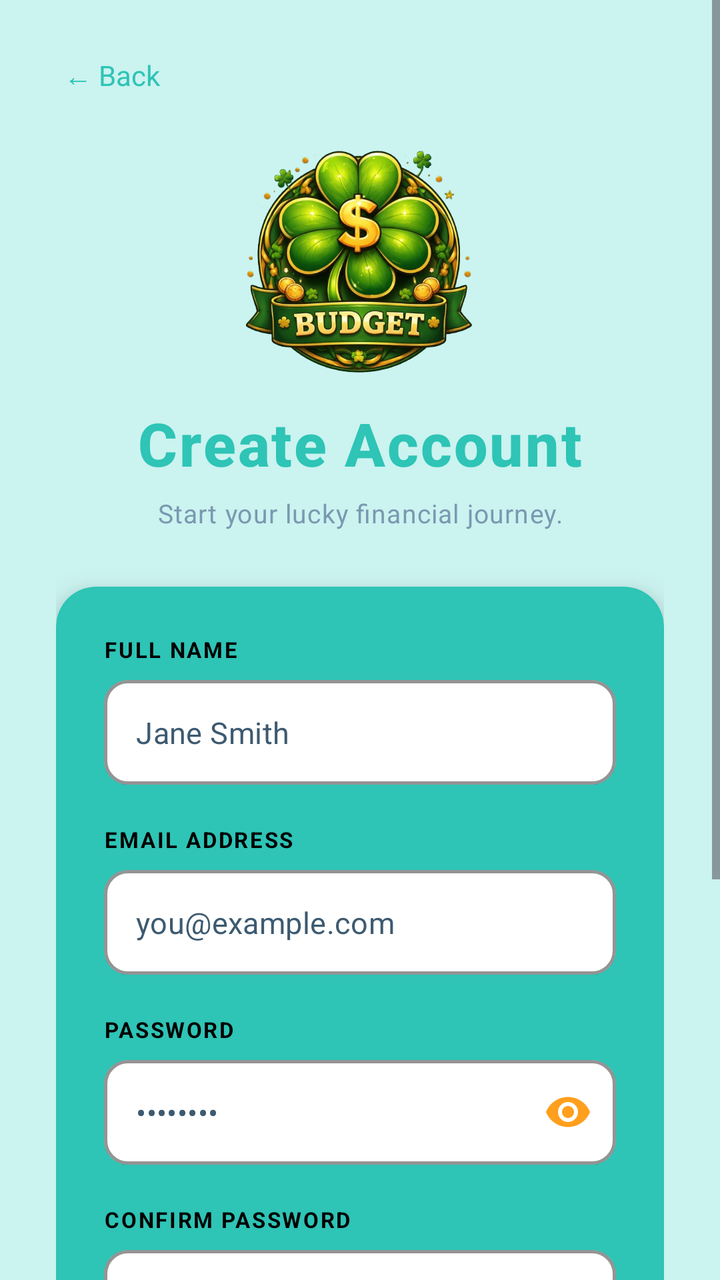
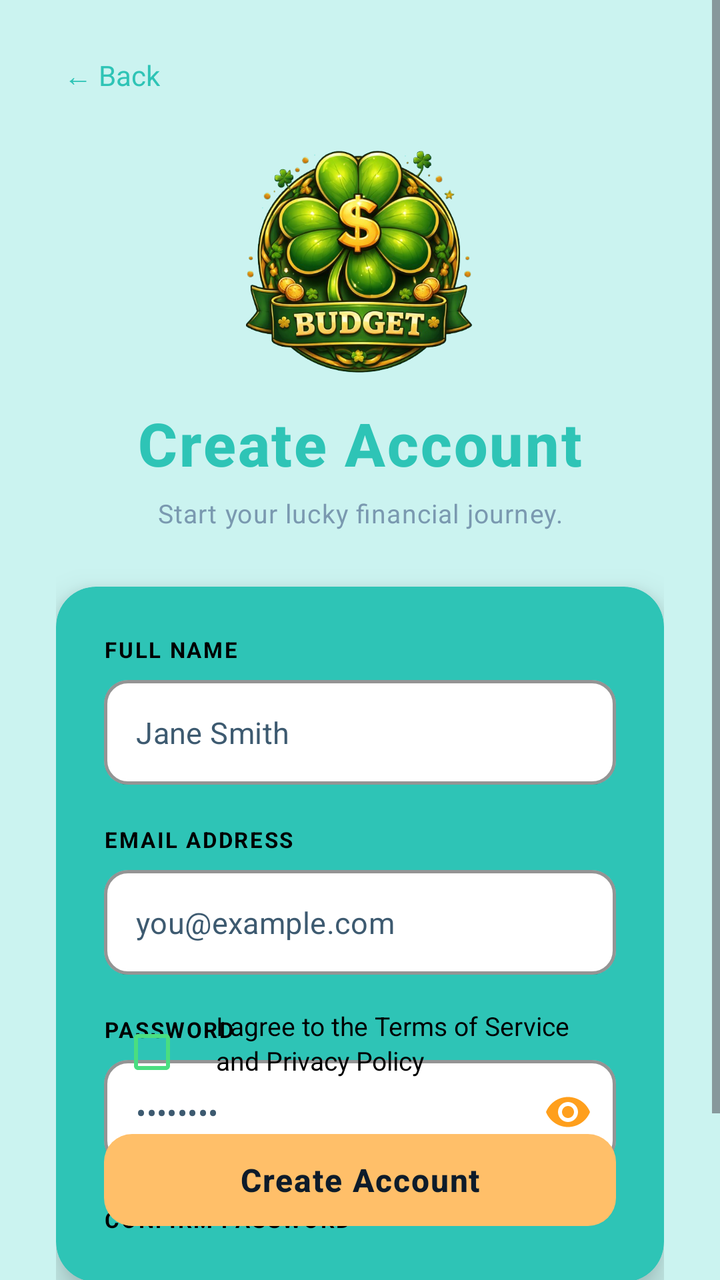

Before-and-after screenshots of an Android layout around one commit, followed by the original layout XML and the change that was made.
<!-- AndroidManifest.xml: application theme Theme.Pulserds_PROG7313 -->
<!-- res/layout/activity_create_acc.xml -->
<?xml version="1.0" encoding="utf-8"?>
<ScrollView xmlns:android="http://schemas.android.com/apk/res/android"
    xmlns:app="http://schemas.android.com/apk/res-auto"
    xmlns:tools="http://schemas.android.com/tools"
    android:layout_width="match_parent"
    android:layout_height="match_parent"
    android:background="@color/backgroundGreen"
    android:fillViewport="true"
    tools:context=".ui.CreateAccActivity">

    <androidx.constraintlayout.widget.ConstraintLayout
        android:id="@+id/main"
        android:layout_width="match_parent"
        android:layout_height="wrap_content"
        android:paddingStart="28dp"
        android:paddingEnd="28dp"
        android:paddingBottom="40dp">

        
        <TextView
            android:id="@+id/backArrow"
            android:layout_width="wrap_content"
            android:layout_height="wrap_content"
            android:layout_marginTop="24dp"
            android:text="← Back"
            android:textColor="@color/darkerGreen"
            android:textSize="14sp"
            android:clickable="true"
            android:focusable="true"
            android:padding="4dp"
            app:layout_constraintStart_toStartOf="parent"
            app:layout_constraintTop_toTopOf="parent" />

        
        <ImageView
            android:id="@+id/cloverIcon"
            android:layout_width="120dp"
            android:layout_height="120dp"
            android:layout_marginTop="20dp"
            android:scaleType="fitCenter"
            android:contentDescription="Lucky Budget logo"
            app:srcCompat="@drawable/circle_bg_removebg"
            app:layout_constraintEnd_toEndOf="parent"
            app:layout_constraintStart_toStartOf="parent"
            app:layout_constraintTop_toBottomOf="@id/backArrow" />

        
        <TextView
            android:id="@+id/pageTitle"
            android:layout_width="wrap_content"
            android:layout_height="wrap_content"
            android:layout_marginTop="10dp"
            android:text="Create Account"
            android:textColor="@color/darkerGreen"
            android:textSize="30sp"
            android:textStyle="bold"
            android:fontFamily="sans-serif-medium"
            android:letterSpacing="0.03"
            app:layout_constraintEnd_toEndOf="parent"
            app:layout_constraintStart_toStartOf="parent"
            app:layout_constraintTop_toBottomOf="@id/cloverIcon" />

        
        <TextView
            android:id="@+id/pageSubtitle"
            android:layout_width="wrap_content"
            android:layout_height="wrap_content"
            android:layout_marginTop="6dp"
            android:text="Start your lucky financial journey."
            android:textColor="#7A99B0"
            android:textSize="13sp"
            android:letterSpacing="0.03"
            app:layout_constraintEnd_toEndOf="parent"
            app:layout_constraintStart_toStartOf="parent"
            app:layout_constraintTop_toBottomOf="@id/pageTitle" />

        
        <androidx.cardview.widget.CardView
            android:id="@+id/formCard"
            android:layout_width="match_parent"
            android:layout_height="wrap_content"
            android:layout_marginTop="28dp"
            app:cardBackgroundColor="@color/darkerGreen"
            app:cardCornerRadius="20dp"
            app:cardElevation="10dp"
            app:layout_constraintEnd_toEndOf="parent"
            app:layout_constraintStart_toStartOf="parent"
            app:layout_constraintTop_toBottomOf="@id/pageSubtitle">

            <androidx.constraintlayout.widget.ConstraintLayout
                android:layout_width="match_parent"
                android:layout_height="wrap_content"
                android:padding="24dp">

                
                <TextView
                    android:id="@+id/nameLabel"
                    android:layout_width="wrap_content"
                    android:layout_height="wrap_content"
                    android:text="FULL NAME"
                    android:textColor="@color/black"
                    android:textSize="11sp"
                    android:textStyle="bold"
                    android:letterSpacing="0.08"
                    app:layout_constraintStart_toStartOf="parent"
                    app:layout_constraintTop_toTopOf="parent" />

                
                <com.google.android.material.textfield.TextInputLayout
                    android:id="@+id/nameInputLayout"
                    android:layout_width="match_parent"
                    android:layout_height="wrap_content"
                    android:layout_marginTop="8dp"
                    style="@style/Widget.MaterialComponents.TextInputLayout.OutlinedBox"
                    app:boxStrokeColor="#4ADE80"
                    app:boxBackgroundColor="@color/white"
                    app:boxStrokeWidth="1.5dp"
                    app:boxCornerRadiusTopStart="12dp"
                    app:boxCornerRadiusTopEnd="12dp"
                    app:boxCornerRadiusBottomStart="12dp"
                    app:boxCornerRadiusBottomEnd="12dp"
                    app:hintEnabled="false"
                    app:layout_constraintEnd_toEndOf="parent"
                    app:layout_constraintStart_toStartOf="parent"
                    app:layout_constraintTop_toBottomOf="@id/nameLabel">

                    <com.google.android.material.textfield.TextInputEditText
                        android:id="@+id/nameEditText"
                        android:layout_width="match_parent"
                        android:layout_height="wrap_content"
                        android:hint="Jane Smith"
                        android:inputType="textPersonName|textCapWords"
                        android:textColor="#0D1B2A"
                        android:textColorHint="#3D5A70"
                        android:textSize="15sp"
                        android:paddingTop="16dp"
                        android:paddingBottom="16dp"
                        android:background="@null" />

                </com.google.android.material.textfield.TextInputLayout>

                
                <TextView
                    android:id="@+id/emailLabel"
                    android:layout_width="wrap_content"
                    android:layout_height="wrap_content"
                    android:layout_marginTop="20dp"
                    android:text="EMAIL ADDRESS"
                    android:textColor="@color/black"
                    android:textSize="11sp"
                    android:textStyle="bold"
                    android:letterSpacing="0.08"
                    app:layout_constraintStart_toStartOf="parent"
                    app:layout_constraintTop_toBottomOf="@id/nameInputLayout" />

                
                <com.google.android.material.textfield.TextInputLayout
                    android:id="@+id/emailInputLayout"
                    android:layout_width="match_parent"
                    android:layout_height="wrap_content"
                    android:layout_marginTop="8dp"
                    style="@style/Widget.MaterialComponents.TextInputLayout.OutlinedBox"
                    app:boxStrokeColor="#4ADE80"
                    app:boxBackgroundColor="@color/white"
                    app:boxStrokeWidth="1.5dp"
                    app:boxCornerRadiusTopStart="12dp"
                    app:boxCornerRadiusTopEnd="12dp"
                    app:boxCornerRadiusBottomStart="12dp"
                    app:boxCornerRadiusBottomEnd="12dp"
                    app:hintEnabled="false"
                    app:layout_constraintEnd_toEndOf="parent"
                    app:layout_constraintStart_toStartOf="parent"
                    app:layout_constraintTop_toBottomOf="@id/emailLabel">

                    <com.google.android.material.textfield.TextInputEditText
                        android:id="@+id/emailEditText"
                        android:layout_width="match_parent"
                        android:layout_height="wrap_content"
                        android:hint="you@example.com"
                        android:inputType="textEmailAddress"
                        android:textColor="#0D1B2A"
                        android:textColorHint="#3D5A70"
                        android:textSize="15sp"
                        android:paddingTop="16dp"
                        android:paddingBottom="16dp"
                        android:background="@null" />

                </com.google.android.material.textfield.TextInputLayout>

                
                <TextView
                    android:id="@+id/passwordLabel"
                    android:layout_width="wrap_content"
                    android:layout_height="wrap_content"
                    android:layout_marginTop="20dp"
                    android:text="PASSWORD"
                    android:textColor="@color/black"
                    android:textSize="11sp"
                    android:textStyle="bold"
                    android:letterSpacing="0.08"
                    app:layout_constraintStart_toStartOf="parent"
                    app:layout_constraintTop_toBottomOf="@id/emailInputLayout" />

                
                <com.google.android.material.textfield.TextInputLayout
                    android:id="@+id/passwordInputLayout"
                    android:layout_width="match_parent"
                    android:layout_height="wrap_content"
                    android:layout_marginTop="8dp"
                    style="@style/Widget.MaterialComponents.TextInputLayout.OutlinedBox"
                    app:boxStrokeColor="#4ADE80"
                    app:boxBackgroundColor="@color/white"
                    app:boxStrokeWidth="1.5dp"
                    app:boxCornerRadiusTopStart="12dp"
                    app:boxCornerRadiusTopEnd="12dp"
                    app:boxCornerRadiusBottomStart="12dp"
                    app:boxCornerRadiusBottomEnd="12dp"
                    app:hintEnabled="false"
                    app:passwordToggleEnabled="true"
                    app:passwordToggleTint="@color/backgroundOrange"
                    app:layout_constraintEnd_toEndOf="parent"
                    app:layout_constraintStart_toStartOf="parent"
                    app:layout_constraintTop_toBottomOf="@id/passwordLabel">

                    <com.google.android.material.textfield.TextInputEditText
                        android:id="@+id/passwordEditText"
                        android:layout_width="match_parent"
                        android:layout_height="wrap_content"
                        android:hint="••••••••"
                        android:inputType="textPassword"
                        android:textColor="#0D1B2A"
                        android:textColorHint="#3D5A70"
                        android:textSize="15sp"
                        android:paddingTop="16dp"
                        android:paddingBottom="16dp"
                        android:background="@null" />

                </com.google.android.material.textfield.TextInputLayout>

                
                <TextView
                    android:id="@+id/confirmPasswordLabel"
                    android:layout_width="wrap_content"
                    android:layout_height="wrap_content"
                    android:layout_marginTop="20dp"
                    android:text="CONFIRM PASSWORD"
                    android:textColor="@color/black"
                    android:textSize="11sp"
                    android:textStyle="bold"
                    android:letterSpacing="0.08"
                    app:layout_constraintStart_toStartOf="parent"
                    app:layout_constraintTop_toBottomOf="@id/passwordInputLayout" />

                
                <com.google.android.material.textfield.TextInputLayout
                    android:id="@+id/confirmPasswordInputLayout"
                    android:layout_width="match_parent"
                    android:layout_height="wrap_content"
                    android:layout_marginTop="8dp"
                    style="@style/Widget.MaterialComponents.TextInputLayout.OutlinedBox"
                    app:boxStrokeColor="#4ADE80"
                    app:boxBackgroundColor="@color/white"
                    app:boxStrokeWidth="1.5dp"
                    app:boxCornerRadiusTopStart="12dp"
                    app:boxCornerRadiusTopEnd="12dp"
                    app:boxCornerRadiusBottomStart="12dp"
                    app:boxCornerRadiusBottomEnd="12dp"
                    app:hintEnabled="false"
                    app:passwordToggleEnabled="true"
                    app:passwordToggleTint="@color/backgroundOrange"
                    app:layout_constraintEnd_toEndOf="parent"
                    app:layout_constraintStart_toStartOf="parent"
                    app:layout_constraintTop_toBottomOf="@id/confirmPasswordLabel">

                    <com.google.android.material.textfield.TextInputEditText
                        android:id="@+id/confirmPasswordEditText"
                        android:layout_width="match_parent"
                        android:layout_height="wrap_content"
                        android:hint="••••••••"
                        android:inputType="textPassword"
                        android:textColor="#0D1B2A"
                        android:textColorHint="#3D5A70"
                        android:textSize="15sp"
                        android:paddingTop="16dp"
                        android:paddingBottom="16dp"
                        android:background="@null" />

                </com.google.android.material.textfield.TextInputLayout>

                
                <CheckBox
                    android:id="@+id/termsCheckBox"
                    android:layout_width="wrap_content"
                    android:layout_height="wrap_content"
                    android:layout_marginTop="20dp"
                    android:buttonTint="#4ADE80"
                    app:layout_constraintStart_toStartOf="parent"
                    app:layout_constraintTop_toBottomOf="@id/confirmPasswordInputLayout" />

                <TextView
                    android:id="@+id/termsText"
                    android:layout_width="0dp"
                    android:layout_height="wrap_content"
                    android:layout_marginStart="8dp"
                    android:layout_marginTop="22dp"
                    android:text="I agree to the Terms of Service and Privacy Policy"
                    android:textColor="@color/black"
                    android:textSize="13sp"
                    android:lineSpacingExtra="2dp"
                    app:layout_constraintEnd_toEndOf="parent"
                    app:layout_constraintStart_toEndOf="@id/termsCheckBox"
                    app:layout_constraintTop_toBottomOf="@id/confirmPasswordInputLayout" />

                
                <com.google.android.material.button.MaterialButton
                    android:id="@+id/createAccountButton"
                    android:layout_width="match_parent"
                    android:layout_height="54dp"
                    android:layout_marginTop="24dp"
                    android:text="Create Account"
                    android:textSize="16sp"
                    android:textStyle="bold"
                    android:textColor="#0D1B2A"
                    android:letterSpacing="0.04"
                    app:backgroundTint="@color/buttonOrange"
                    app:cornerRadius="14dp"
                    app:rippleColor="#22C55E"
                    app:layout_constraintEnd_toEndOf="parent"
                    app:layout_constraintStart_toStartOf="parent"
                    app:layout_constraintTop_toBottomOf="@id/termsText"
                    app:layout_constraintBottom_toBottomOf="parent" />

            </androidx.constraintlayout.widget.ConstraintLayout>

        </androidx.cardview.widget.CardView>

        
        <TextView
            android:id="@+id/signInPrompt"
            android:layout_width="wrap_content"
            android:layout_height="wrap_content"
            android:layout_marginTop="28dp"
            android:text="Already have an account? "
            android:textColor="#7A99B0"
            android:textSize="14sp"
            app:layout_constraintEnd_toStartOf="@id/signInText"
            app:layout_constraintHorizontal_chainStyle="packed"
            app:layout_constraintStart_toStartOf="parent"
            app:layout_constraintTop_toBottomOf="@id/formCard" />

        <TextView
            android:id="@+id/signInText"
            android:layout_width="wrap_content"
            android:layout_height="wrap_content"
            android:layout_marginTop="28dp"
            android:text="Sign in"
            android:textColor="@color/darkerGreen"
            android:textSize="14sp"
            android:textStyle="bold"
            android:clickable="true"
            android:focusable="true"
            android:padding="4dp"
            app:layout_constraintEnd_toEndOf="parent"
            app:layout_constraintStart_toEndOf="@id/signInPrompt"
            app:layout_constraintTop_toBottomOf="@id/formCard" />

    </androidx.constraintlayout.widget.ConstraintLayout>

</ScrollView>
<!-- resources referenced by this layout -->
<resources>
  <color name="backgroundGreen">#CBF3F0</color>
  <color name="backgroundOrange">#FF9F1C</color>
  <color name="black">#FF000000</color>
  <color name="buttonOrange">#FFBF69</color>
  <color name="darkerGreen">#2EC4B6</color>
  <color name="white">#FFFFFFFF</color>
  <!-- drawable circle_bg_removebg: png bitmap (drawable, 460066 bytes) -->
  <style name="Theme.Pulserds_PROG7313" parent="Base.Theme.Pulserds_PROG7313" />
  <style name="Base.Theme.Pulserds_PROG7313" parent="Theme.Material3.DayNight.NoActionBar">
          
          
      </style>
</resources>

<!-- the commit's change to res/layout/activity_create_acc.xml (unified diff, before → after) -->
@@ -107,7 +107,7 @@
 
                 
                 <com.google.android.material.textfield.TextInputLayout
-                    android:id="@+id/nameInputLayout"
+                    android:id="@+id/tilFullName"
                     android:layout_width="match_parent"
                     android:layout_height="wrap_content"
                     android:layout_marginTop="8dp"
@@ -125,7 +125,7 @@
                     app:layout_constraintTop_toBottomOf="@id/nameLabel">
 
                     <com.google.android.material.textfield.TextInputEditText
-                        android:id="@+id/nameEditText"
+                        android:id="@+id/etFullName"
                         android:layout_width="match_parent"
                         android:layout_height="wrap_content"
                         android:hint="Jane Smith"
@@ -151,11 +151,11 @@
                     android:textStyle="bold"
                     android:letterSpacing="0.08"
                     app:layout_constraintStart_toStartOf="parent"
-                    app:layout_constraintTop_toBottomOf="@id/nameInputLayout" />
+                    app:layout_constraintTop_toBottomOf="@id/tilFullName" />
 
                 
                 <com.google.android.material.textfield.TextInputLayout
-                    android:id="@+id/emailInputLayout"
+                    android:id="@+id/tilEmail"
                     android:layout_width="match_parent"
                     android:layout_height="wrap_content"
                     android:layout_marginTop="8dp"
@@ -173,7 +173,7 @@
                     app:layout_constraintTop_toBottomOf="@id/emailLabel">
 
                     <com.google.android.material.textfield.TextInputEditText
-                        android:id="@+id/emailEditText"
+                        android:id="@+id/etEmail"
                         android:layout_width="match_parent"
                         android:layout_height="wrap_content"
                         android:hint="you@example.com"
@@ -199,11 +199,11 @@
                     android:textStyle="bold"
                     android:letterSpacing="0.08"
                     app:layout_constraintStart_toStartOf="parent"
-                    app:layout_constraintTop_toBottomOf="@id/emailInputLayout" />
+                    app:layout_constraintTop_toBottomOf="@id/tilEmail" />
 
                 
                 <com.google.android.material.textfield.TextInputLayout
-                    android:id="@+id/passwordInputLayout"
+                    android:id="@+id/tilPassword"
                     android:layout_width="match_parent"
                     android:layout_height="wrap_content"
                     android:layout_marginTop="8dp"
@@ -223,7 +223,7 @@
                     app:layout_constraintTop_toBottomOf="@id/passwordLabel">
 
                     <com.google.android.material.textfield.TextInputEditText
-                        android:id="@+id/passwordEditText"
+                        android:id="@+id/etPassword"
                         android:layout_width="match_parent"
                         android:layout_height="wrap_content"
                         android:hint="••••••••"
@@ -249,11 +249,11 @@
                     android:textStyle="bold"
                     android:letterSpacing="0.08"
                     app:layout_constraintStart_toStartOf="parent"
-                    app:layout_constraintTop_toBottomOf="@id/passwordInputLayout" />
+                    app:layout_constraintTop_toBottomOf="@id/tilPassword" />
 
                 
                 <com.google.android.material.textfield.TextInputLayout
-                    android:id="@+id/confirmPasswordInputLayout"
+                    android:id="@+id/tilConfirmPassword"
                     android:layout_width="match_parent"
                     android:layout_height="wrap_content"
                     android:layout_marginTop="8dp"
@@ -270,10 +270,10 @@
                     app:passwordToggleTint="@color/backgroundOrange"
                     app:layout_constraintEnd_toEndOf="parent"
                     app:layout_constraintStart_toStartOf="parent"
-                    app:layout_constraintTop_toBottomOf="@id/confirmPasswordLabel">
+                    app:layout_constraintTop_toBottomOf="@id/tilConfirmPassword">
 
                     <com.google.android.material.textfield.TextInputEditText
-                        android:id="@+id/confirmPasswordEditText"
+                        android:id="@+id/etConfirmPassword"
                         android:layout_width="match_parent"
                         android:layout_height="wrap_content"
                         android:hint="••••••••"
@@ -295,7 +295,7 @@
                     android:layout_marginTop="20dp"
                     android:buttonTint="#4ADE80"
                     app:layout_constraintStart_toStartOf="parent"
-                    app:layout_constraintTop_toBottomOf="@id/confirmPasswordInputLayout" />
+                    app:layout_constraintTop_toBottomOf="@id/tilConfirmPassword" />
 
                 <TextView
                     android:id="@+id/termsText"
@@ -309,11 +309,11 @@
                     android:lineSpacingExtra="2dp"
                     app:layout_constraintEnd_toEndOf="parent"
                     app:layout_constraintStart_toEndOf="@id/termsCheckBox"
-                    app:layout_constraintTop_toBottomOf="@id/confirmPasswordInputLayout" />
+                    app:layout_constraintTop_toBottomOf="@id/tilConfirmPassword" />
 
                 
                 <com.google.android.material.button.MaterialButton
-                    android:id="@+id/createAccountButton"
+                    android:id="@+id/btnCreateAccount"
                     android:layout_width="match_parent"
                     android:layout_height="54dp"
                     android:layout_marginTop="24dp"
@@ -336,7 +336,7 @@
 
         
         <TextView
-            android:id="@+id/signInPrompt"
+            android:id="@+id/tvLogin"
             android:layout_width="wrap_content"
             android:layout_height="wrap_content"
             android:layout_marginTop="28dp"
@@ -361,7 +361,7 @@
             android:focusable="true"
             android:padding="4dp"
             app:layout_constraintEnd_toEndOf="parent"
-            app:layout_constraintStart_toEndOf="@id/signInPrompt"
+            app:layout_constraintStart_toEndOf="@id/tvLogin"
             app:layout_constraintTop_toBottomOf="@id/formCard" />
 
     </androidx.constraintlayout.widget.ConstraintLayout>
